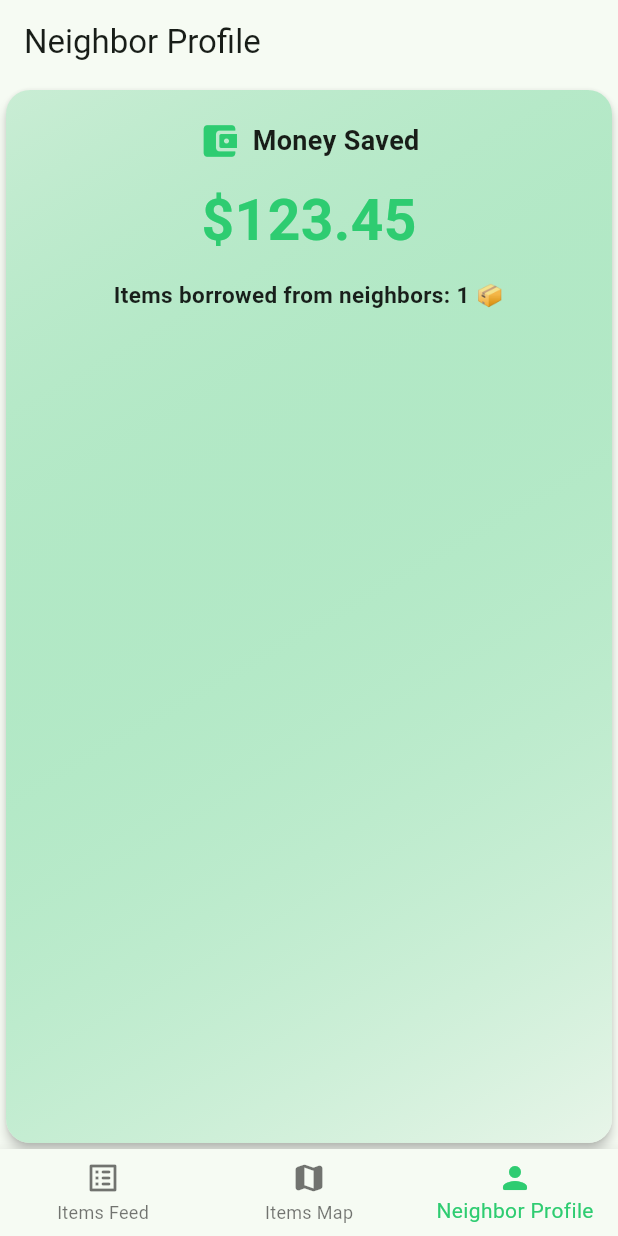
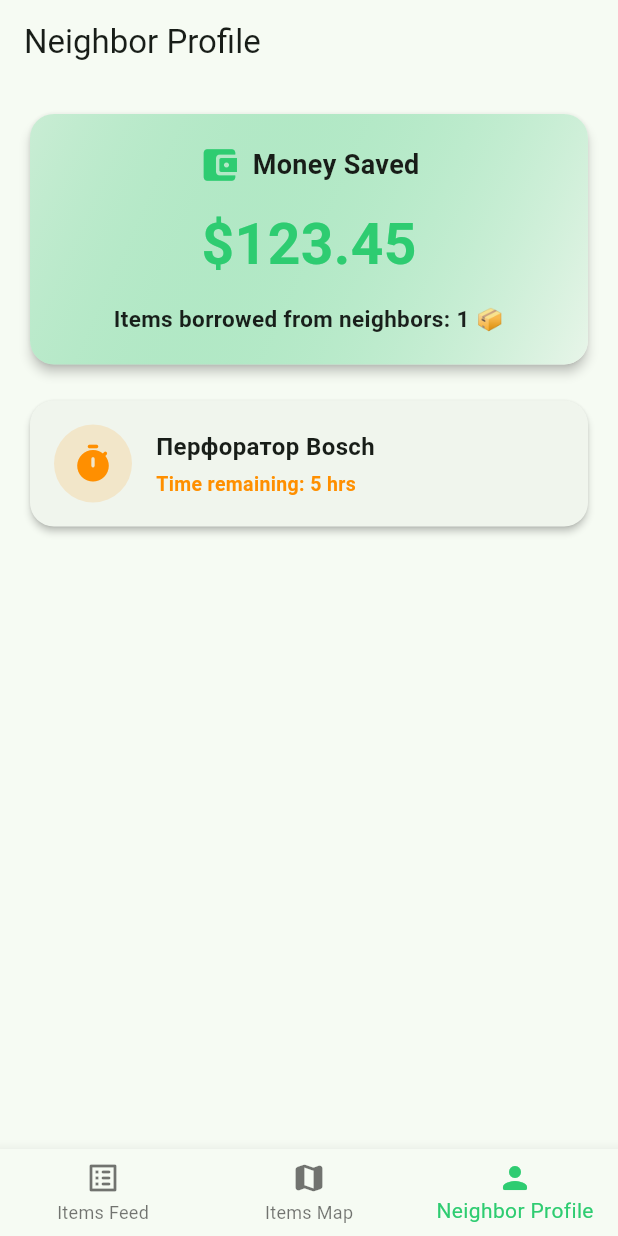
Before and after one commit to cherrydan/neighbor_share, a Flutter app: the screen it shows after launch, item 3 of the bottom bar chosen, on a phone screen of 412 x 824 dp. Run offline on Flutter 3.47's test engine with Material 3 defaults, Android fonts, the phone set to English and light mode, and no system bars.

Commit message:
feat: implement SavedMoneyCard and ReturnTimerCard widgets in ProfileScreen

```diff
--- a/lib/l10n/app_en.arb
+++ b/lib/l10n/app_en.arb
@@ -7,6 +7,10 @@
   "estimatedValueLabel": "Store price ($)",
   "totalSavedTitle": "Money Saved",
   "returnDateTitle": "Return due",
-  "itemsBorrowedLabel": "Items borrowed from neighbors: {count} 📦"
+  "itemsBorrowedLabel": "Items borrowed from neighbors: {count} 📦",
+  "activeLoanTitle": "Active Item Loan ⏳",
+  "returnTimeRemaining": "Time remaining: {hours} hrs",
+  "loanOverdueWarning": "Return date overdue! 🔴"
+
 
 }
--- a/lib/l10n/app_es.arb
+++ b/lib/l10n/app_es.arb
@@ -7,6 +7,10 @@
   "estimatedValueLabel": "Precio en tienda ($)",
   "totalSavedTitle": "Dinero ahorrado",
   "returnDateTitle": "Devolver antes de",
-  "itemsBorrowedLabel": "Artículos pedidos a vecinos: {count} 📦"
+  "itemsBorrowedLabel": "Artículos pedidos a vecinos: {count} 📦",
+  "activeLoanTitle": "Préstamo de artículo activo ⏳",
+  "returnTimeRemaining": "Tiempo restante: {hours} h",
+  "loanOverdueWarning": "¡Plazo de devolución vencido! 🔴"
+
 
 }
--- a/lib/l10n/app_localizations.dart
+++ b/lib/l10n/app_localizations.dart
@@ -155,6 +155,24 @@ abstract class AppLocalizations {
   /// In ru, this message translates to:
   /// **'Одолжено вещей у соседей: {count} 📦'**
   String itemsBorrowedLabel(Object count);
+
+  /// No description provided for @activeLoanTitle.
+  ///
+  /// In ru, this message translates to:
+  /// **'Активная аренда вещeй ⏳'**
+  String get activeLoanTitle;
+
+  /// No description provided for @returnTimeRemaining.
+  ///
+  /// In ru, this message translates to:
+  /// **'Осталось времени: {hours} ч.'**
+  String returnTimeRemaining(Object hours);
+
+  /// No description provided for @loanOverdueWarning.
+  ///
+  /// In ru, this message translates to:
+  /// **'Срок возврата истек! 🔴'**
+  String get loanOverdueWarning;
 }
 
 class _AppLocalizationsDelegate
--- a/lib/l10n/app_pt.arb
+++ b/lib/l10n/app_pt.arb
@@ -7,6 +7,10 @@
   "estimatedValueLabel": "Preço na loja ($)",
   "totalSavedTitle": "Dinheiro poupado",
   "returnDateTitle": "Devolver até",
-  "itemsBorrowedLabel": "Itens pedidos aos vizinhos: {count} 📦"
+  "itemsBorrowedLabel": "Itens pedidos aos vizinhos: {count} 📦",
+  "activeLoanTitle": "Empréstimo de item ativo ⏳",
+  "returnTimeRemaining": "Tempo restante: {hours} h",
+  "loanOverdueWarning": "Prazo de devolução vencido! 🔴"
+
 
 }
--- a/lib/l10n/app_ru.arb
+++ b/lib/l10n/app_ru.arb
@@ -7,6 +7,10 @@
   "estimatedValueLabel": "Цена в магазине ($)",
   "totalSavedTitle": "Сэкономлено денег",
   "returnDateTitle": "Вернуть до",
-  "itemsBorrowedLabel": "Одолжено вещей у соседей: {count} 📦"
+  "itemsBorrowedLabel": "Одолжено вещей у соседей: {count} 📦",
+  "activeLoanTitle": "Активная аренда вещeй ⏳",
+  "returnTimeRemaining": "Осталось времени: {hours} ч.",
+  "loanOverdueWarning": "Срок возврата истек! 🔴"
+
 
 }
--- a/lib/screens/profile_screen.dart
+++ b/lib/screens/profile_screen.dart
@@ -1,6 +1,9 @@
 import 'package:flutter/material.dart';
-import 'package:neighbor_share/widgets/saved_money_card.dart';
 import '../l10n/app_localizations.dart';
+import '../models/item_enums.dart';
+import '../models/loan_model.dart';
+import '../widgets/return_timer_card.dart';
+import '../widgets/saved_money_card.dart';
 
 class ProfileScreen extends StatelessWidget {
   const ProfileScreen({super.key});
@@ -8,10 +11,37 @@ class ProfileScreen extends StatelessWidget {
   @override
   Widget build(BuildContext context) {
     final l10n = AppLocalizations.of(context)!;
+
+    // Фейковая тестовая аренда на 5 часов для проверки UI
+    final sampleLoan = LoanModel(
+      id: 'loan_1',
+      itemId: 'item_1',
+      ownerId: 'owner_1',
+      borrowerId: 'borrower_1',
+      savedAmount: 120.0,
+      returnDueDate: DateTime.now().add(const Duration(hours: 5)),
+      status: LoanStatus.active,
+      createdAt: DateTime.now(),
+    );
+
     return Scaffold(
       appBar: AppBar(title: Text(l10n.profileTab)),
-      body: Center(
-        child: SavedMoneyCard(totalSaved: 123.45, itemsBorrowedCount: 1),
+      body: ListView(
+        padding: const EdgeInsets.all(16.0),
+        children: [
+          // 1. Паспорт Экономии Денег
+          const SavedMoneyCard(
+            totalSaved: 123.45,
+            itemsBorrowedCount: 1,
+          ),
+          const SizedBox(height: 16),
+
+          // 2. Таймер Возврата Вещи
+          ReturnTimerCard(
+            loan: sampleLoan,
+            itemName: 'Перфоратор Bosch',
+          ),
+        ],
       ),
     );
   }
--- /dev/null
+++ b/lib/widgets/return_timer_card.dart
@@ -0,0 +1,78 @@
+import 'package:flutter/material.dart';
+import '../l10n/app_localizations.dart';
+import '../models/loan_model.dart';
+
+class ReturnTimerCard extends StatelessWidget {
+  final LoanModel loan;
+  final String itemName;
+
+  const ReturnTimerCard({
+    super.key,
+    required this.loan,
+    required this.itemName,
+  });
+
+  @override
+  Widget build(BuildContext context) {
+    final l10n = AppLocalizations.of(context)!;
+    final now = DateTime.now();
+    final difference = loan.returnDueDate.difference(now);
+    final isOverdue = difference.isNegative;
+    final hoursRemaining = difference.inHours;
+
+    final Color statusColor = isOverdue ? Colors.red : Colors.amber.shade800;
+
+    return Card(
+      elevation: 2,
+      shape: RoundedRectangleBorder(borderRadius: BorderRadius.circular(16)),
+      child: Padding(
+        padding: const EdgeInsets.all(16.0),
+        child: Row(
+          children: [
+            // Иконка статуса
+            Container(
+              padding: const EdgeInsets.all(12),
+              decoration: BoxDecoration(
+                color: statusColor.withValues(alpha: 0.15),
+                shape: BoxShape.circle,
+              ),
+              child: Icon(
+                isOverdue ? Icons.warning_amber_rounded : Icons.timer_rounded,
+                color: statusColor,
+                size: 28,
+              ),
+            ),
+            const SizedBox(width: 16),
+
+            // Название вещи и таймер
+            Expanded(
+              child: Column(
+                crossAxisAlignment: CrossAxisAlignment.start,
+                children: [
+                  Text(
+                    itemName,
+                    style: const TextStyle(
+                      fontSize: 16,
+                      fontWeight: FontWeight.bold,
+                    ),
+                  ),
+                  const SizedBox(height: 4),
+                  Text(
+                    isOverdue
+                        ? l10n.loanOverdueWarning
+                        : l10n.returnTimeRemaining(hoursRemaining),
+                    style: TextStyle(
+                      fontSize: 13,
+                      fontWeight: FontWeight.w600,
+                      color: statusColor,
+                    ),
+                  ),
+                ],
+              ),
+            ),
+          ],
+        ),
+      ),
+    );
+  }
+}
```
Also changed, not shown: lib/l10n/app_localizations_en.dart (+11 -0 lines), lib/l10n/app_localizations_es.dart (+11 -0 lines), lib/l10n/app_localizations_pt.dart (+11 -0 lines), lib/l10n/app_localizations_ru.dart (+11 -0 lines).
